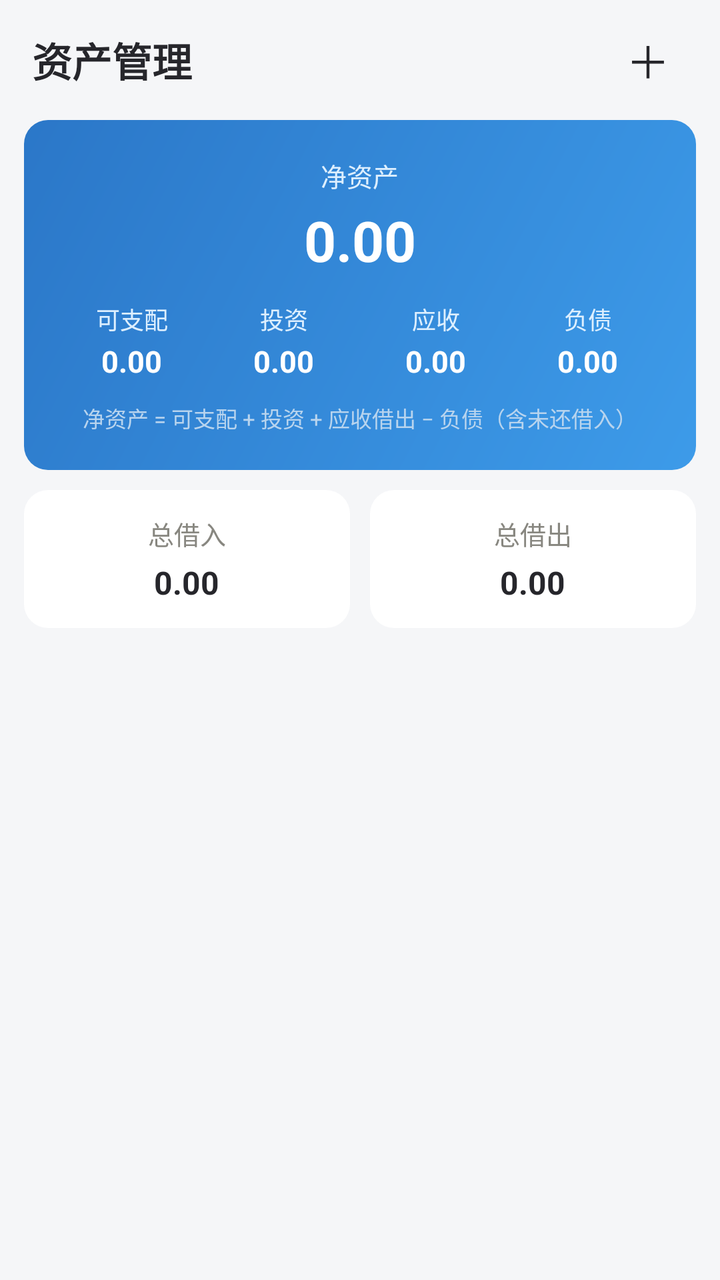
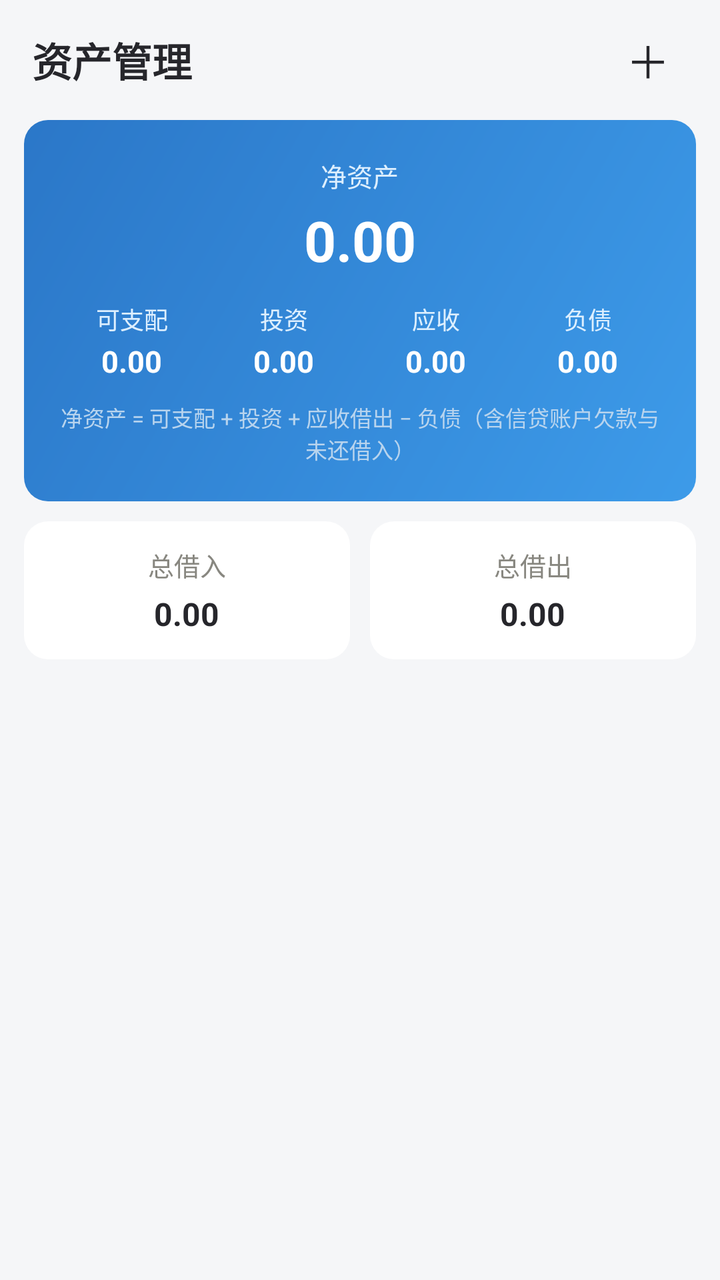

Before-and-after screenshots of an Android layout around one commit, followed by the original layout XML and the change that was made.
<!-- AndroidManifest.xml: application theme Theme.LocalJizhang -->
<!-- res/layout/fragment_assets.xml -->
<?xml version="1.0" encoding="utf-8"?>
<FrameLayout xmlns:android="http://schemas.android.com/apk/res/android"
    android:layout_width="match_parent"
    android:layout_height="match_parent">

    <LinearLayout
        android:layout_width="match_parent"
        android:layout_height="match_parent"
        android:orientation="vertical"
        android:background="@color/page_bg">

        
        <LinearLayout
            android:layout_width="match_parent"
            android:layout_height="wrap_content"
            android:orientation="horizontal"
            android:gravity="center_vertical"
            android:paddingHorizontal="16dp"
            android:paddingVertical="10dp">

            <TextView
                android:layout_width="0dp"
                android:layout_height="wrap_content"
                android:layout_weight="1"
                android:text="资产管理"
                android:textSize="20sp"
                android:textStyle="bold"
                android:textColor="@color/text_primary" />

            <TextView
                android:id="@+id/btn_add_asset"
                android:layout_width="40dp"
                android:layout_height="40dp"
                android:gravity="center"
                android:textSize="22sp"
                android:text="＋"
                android:textColor="@color/text_primary"
                android:contentDescription="添加资产" />
        </LinearLayout>

        
        <LinearLayout
            android:layout_width="match_parent"
            android:layout_height="wrap_content"
            android:orientation="vertical"
            android:background="@drawable/bg_asset_header"
            android:layout_marginHorizontal="12dp"
            android:paddingHorizontal="16dp"
            android:paddingVertical="18dp">

            <TextView
                android:layout_width="wrap_content"
                android:layout_height="wrap_content"
                android:layout_gravity="center_horizontal"
                android:text="净资产"
                android:textSize="13sp"
                android:textColor="#DDEFFF" />

            <TextView
                android:id="@+id/text_net_asset"
                android:layout_width="wrap_content"
                android:layout_height="wrap_content"
                android:layout_gravity="center_horizontal"
                android:layout_marginTop="4dp"
                android:text="0.00"
                android:textSize="28sp"
                android:textStyle="bold"
                android:textColor="#FFFFFF" />

            <LinearLayout
                android:layout_width="match_parent"
                android:layout_height="wrap_content"
                android:orientation="horizontal"
                android:layout_marginTop="12dp">

                <LinearLayout
                    android:layout_width="0dp" android:layout_height="wrap_content" android:layout_weight="1"
                    android:orientation="vertical" android:gravity="center">
                    <TextView android:layout_width="wrap_content" android:layout_height="wrap_content"
                        android:text="可支配" android:textSize="12sp" android:textColor="#DDEFFF" />
                    <TextView android:id="@+id/text_cash_asset" android:layout_width="wrap_content" android:layout_height="wrap_content"
                        android:layout_marginTop="2dp" android:text="0.00" android:textSize="15sp"
                        android:maxLines="1"
                        android:textStyle="bold" android:textColor="#FFFFFF" />
                </LinearLayout>

                <LinearLayout
                    android:layout_width="0dp" android:layout_height="wrap_content" android:layout_weight="1"
                    android:orientation="vertical" android:gravity="center">
                    <TextView android:layout_width="wrap_content" android:layout_height="wrap_content"
                        android:text="投资" android:textSize="12sp" android:textColor="#DDEFFF" />
                    <TextView android:id="@+id/text_invest_asset" android:layout_width="wrap_content" android:layout_height="wrap_content"
                        android:layout_marginTop="2dp" android:text="0.00" android:textSize="15sp"
                        android:maxLines="1"
                        android:textStyle="bold" android:textColor="#FFFFFF" />
                </LinearLayout>

                <LinearLayout
                    android:layout_width="0dp" android:layout_height="wrap_content" android:layout_weight="1"
                    android:orientation="vertical" android:gravity="center">
                    <TextView android:layout_width="wrap_content" android:layout_height="wrap_content"
                        android:text="应收" android:textSize="12sp" android:textColor="#DDEFFF" />
                    <TextView android:id="@+id/text_receivable_asset" android:layout_width="wrap_content" android:layout_height="wrap_content"
                        android:layout_marginTop="2dp" android:text="0.00" android:textSize="15sp"
                        android:maxLines="1"
                        android:textStyle="bold" android:textColor="#FFFFFF" />
                </LinearLayout>

                <LinearLayout
                    android:layout_width="0dp" android:layout_height="wrap_content" android:layout_weight="1"
                    android:orientation="vertical" android:gravity="center">
                    <TextView android:layout_width="wrap_content" android:layout_height="wrap_content"
                        android:text="负债" android:textSize="12sp" android:textColor="#DDEFFF" />
                    <TextView android:id="@+id/text_total_credit" android:layout_width="wrap_content" android:layout_height="wrap_content"
                        android:layout_marginTop="2dp" android:text="0.00" android:textSize="15sp"
                        android:maxLines="1"
                        android:textStyle="bold" android:textColor="#FFFFFF" />
                </LinearLayout>
            </LinearLayout>

            <TextView
                android:layout_width="match_parent"
                android:layout_height="wrap_content"
                android:layout_marginTop="10dp"
                android:gravity="center"
                android:text="净资产 = 可支配 + 投资 + 应收借出 − 负债（含未还借入）"
                android:textSize="11sp"
                android:textColor="#B8D4EE" />
        </LinearLayout>

        
        <LinearLayout
            android:layout_width="match_parent"
            android:layout_height="wrap_content"
            android:orientation="horizontal"
            android:layout_marginHorizontal="12dp"
            android:layout_marginTop="10dp">

            <LinearLayout
                android:id="@+id/card_borrow_in"
                android:layout_width="0dp"
                android:layout_height="wrap_content"
                android:layout_weight="1"
                android:orientation="vertical"
                android:gravity="center"
                android:background="@drawable/bg_card"
                android:paddingVertical="12dp">

                <TextView
                    android:layout_width="wrap_content" android:layout_height="wrap_content"
                    android:text="总借入" android:textSize="13sp" android:textColor="@color/text_secondary" />

                <TextView
                    android:id="@+id/text_borrow_in"
                    android:layout_width="wrap_content" android:layout_height="wrap_content"
                    android:layout_marginTop="4dp" android:text="0.00" android:textSize="16sp"
                    android:textStyle="bold" android:textColor="@color/text_primary" />
            </LinearLayout>

            <LinearLayout
                android:id="@+id/card_borrow_out"
                android:layout_width="0dp"
                android:layout_height="wrap_content"
                android:layout_weight="1"
                android:orientation="vertical"
                android:gravity="center"
                android:background="@drawable/bg_card"
                android:layout_marginStart="10dp"
                android:paddingVertical="12dp">

                <TextView
                    android:layout_width="wrap_content" android:layout_height="wrap_content"
                    android:text="总借出" android:textSize="13sp" android:textColor="@color/text_secondary" />

                <TextView
                    android:id="@+id/text_borrow_out"
                    android:layout_width="wrap_content" android:layout_height="wrap_content"
                    android:layout_marginTop="4dp" android:text="0.00" android:textSize="16sp"
                    android:textStyle="bold" android:textColor="@color/text_primary" />
            </LinearLayout>
        </LinearLayout>

        <androidx.recyclerview.widget.RecyclerView
            android:id="@+id/recycler_assets"
            android:layout_width="match_parent"
            android:layout_height="0dp"
            android:layout_weight="1"
            android:layout_marginTop="12dp"
            android:clipToPadding="false"
            android:paddingBottom="24dp" />
    </LinearLayout>
</FrameLayout>
<!-- resources referenced by this layout -->
<resources>
  <color name="page_bg">#F5F6F8</color>
  <color name="text_primary">#26262B</color>
  <color name="text_secondary">#888780</color>
  <!-- drawable bg_asset_header (drawable) -->
  <?xml version="1.0" encoding="utf-8"?>
  <shape xmlns:android="http://schemas.android.com/apk/res/android">
      <gradient android:startColor="#3D9BE9" android:endColor="#2B77C8" android:angle="135" />
      <corners android:radius="12dp" />
  </shape>
  <!-- drawable bg_card (drawable) -->
  <?xml version="1.0" encoding="utf-8"?>
  <shape xmlns:android="http://schemas.android.com/apk/res/android">
      <solid android:color="@color/surface" />
      <corners android:radius="12dp" />
  </shape>
  <style name="Theme.LocalJizhang" parent="Theme.Material3.Light.NoActionBar">
          <item name="colorPrimary">@color/primary</item>
          <item name="colorOnPrimary">@color/surface</item>
          <item name="colorPrimaryContainer">@color/primary_light</item>
          <item name="android:colorBackground">@color/page_bg</item>
          <item name="android:statusBarColor">@color/page_bg</item>
          <item name="android:windowLightStatusBar">true</item>
      </style>
  <color name="surface">#FFFFFF</color>
  <color name="primary">#185FA5</color>
  <color name="primary_light">#E6F1FB</color>
</resources>

<!-- the commit's change to res/layout/fragment_assets.xml (unified diff, before → after) -->
@@ -123,7 +123,7 @@
                 android:layout_height="wrap_content"
                 android:layout_marginTop="10dp"
                 android:gravity="center"
-                android:text="净资产 = 可支配 + 投资 + 应收借出 − 负债（含未还借入）"
+                android:text="净资产 = 可支配 + 投资 + 应收借出 − 负债（含信贷账户欠款与未还借入）"
                 android:textSize="11sp"
                 android:textColor="#B8D4EE" />
         </LinearLayout>
